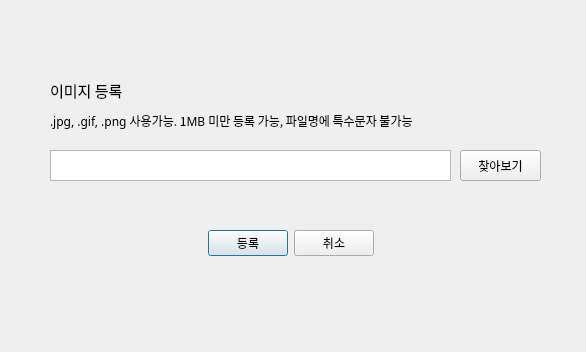
The window that add_img.ui (hyeona-jeong/HRIS) describes before a commit, drawn with Qt 5.
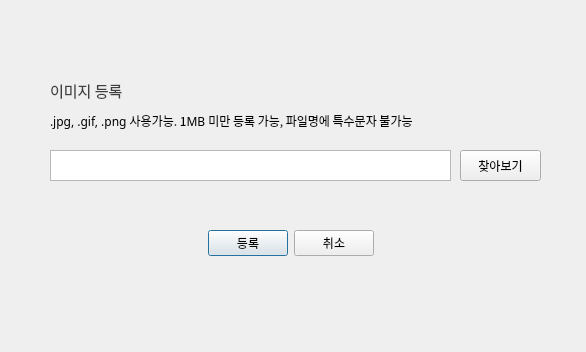
The same window after the commit.

```diff
--- a/add_img.ui
+++ b/add_img.ui
@@ -44,6 +44,9 @@
         <pointsize>11</pointsize>
        </font>
       </property>
+      <property name="styleSheet">
+       <string notr="true">color:#404040;</string>
+      </property>
       <property name="text">
        <string>이미지 등록</string>
       </property>
```
